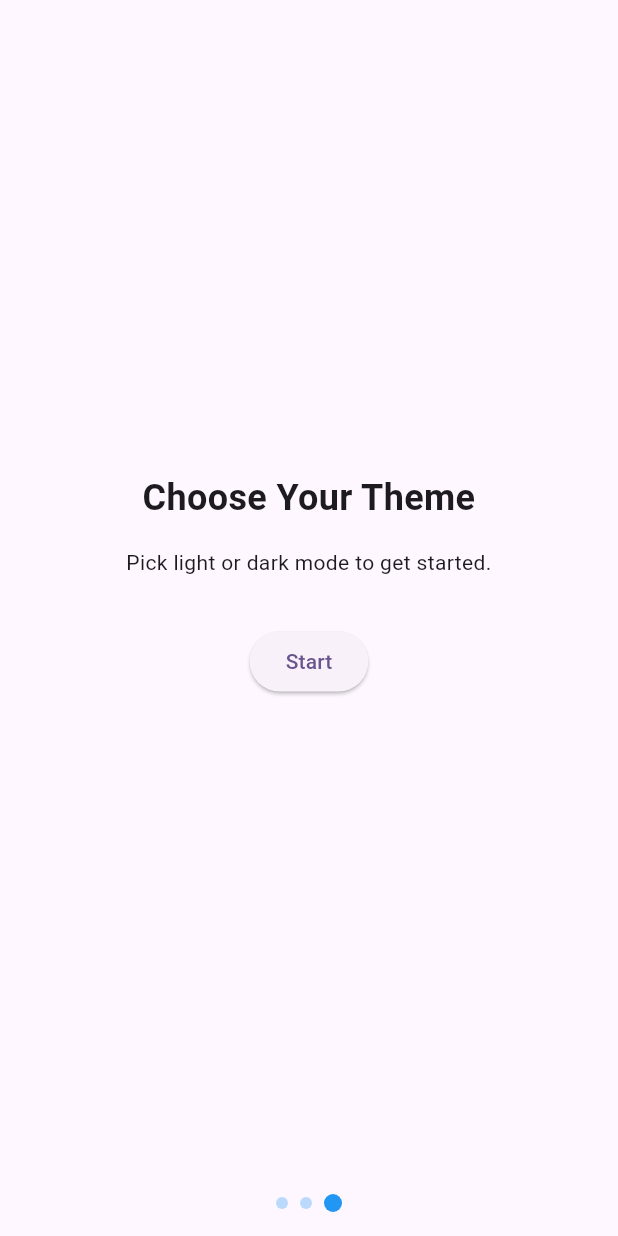
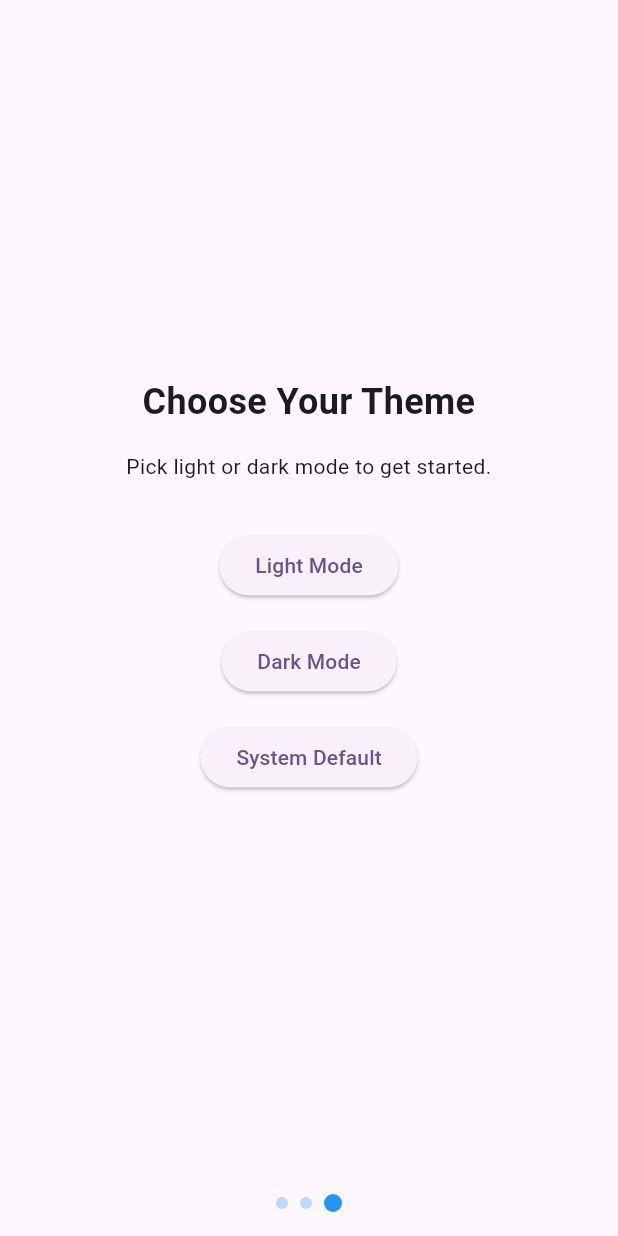
Before and after one commit to Mihir3646/HabitHeroNew, a Flutter app: the screen it shows after launch, swiped to page 3, on a phone screen of 412 x 824 dp. Run offline on Flutter 3.47's test engine with Material 3 defaults, Android fonts, the phone set to English and light mode, and no system bars; our stand-ins replace go_router, shared_preferences.

Commit message:
Add theme selection and onboarding persistence

```diff
--- a/lib/features/onboarding/presentation/pages/intro_page.dart
+++ b/lib/features/onboarding/presentation/pages/intro_page.dart
@@ -48,7 +48,7 @@ class _IntroPageState extends State<IntroPage> {
                   children: [
                     _IntroSlide(onNext: () => _goTo(1)),
                     PrivacyPage(onNext: () => _goTo(2)),
-                    ThemeChoicePage(onStart: () => context.go('/home')),
+                    ThemeChoicePage(onComplete: () => context.go('/home')),
                   ],
                 ),
               ),
--- a/lib/features/onboarding/presentation/pages/theme_choice_page.dart
+++ b/lib/features/onboarding/presentation/pages/theme_choice_page.dart
@@ -1,9 +1,11 @@
 import 'package:flutter/material.dart';
 import 'package:go_router/go_router.dart';
+import 'package:provider/provider.dart';
 
+import '../../../../theme_notifier.dart';
 class ThemeChoicePage extends StatelessWidget {
-  final VoidCallback onStart;
-  const ThemeChoicePage({super.key, required this.onStart});
+  final VoidCallback onComplete;
+  const ThemeChoicePage({super.key, required this.onComplete});
 
   @override
   Widget build(BuildContext context) {
@@ -25,8 +27,30 @@ class ThemeChoicePage extends StatelessWidget {
             ),
             const SizedBox(height: 32),
             ElevatedButton(
-              onPressed: onStart,
-              child: const Text('Start'),
+              onPressed: () {
+                context.read<ThemeNotifier>().setThemeMode(ThemeMode.light);
+                context.read<ThemeNotifier>().completeOnboarding();
+                onComplete();
+              },
+              child: const Text('Light Mode'),
+            ),
+            const SizedBox(height: 16),
+            ElevatedButton(
+              onPressed: () {
+                context.read<ThemeNotifier>().setThemeMode(ThemeMode.dark);
+                context.read<ThemeNotifier>().completeOnboarding();
+                onComplete();
+              },
+              child: const Text('Dark Mode'),
+            ),
+            const SizedBox(height: 16),
+            ElevatedButton(
+              onPressed: () {
+                context.read<ThemeNotifier>().setThemeMode(ThemeMode.system);
+                context.read<ThemeNotifier>().completeOnboarding();
+                onComplete();
+              },
+              child: const Text('System Default'),
             ),
           ],
         ),
--- a/lib/main.dart
+++ b/lib/main.dart
@@ -1,22 +1,48 @@
 import 'package:flutter/material.dart';
+import 'package:go_router/go_router.dart';
+import 'package:provider/provider.dart';
+import 'package:shared_preferences/shared_preferences.dart';
+
 import 'routes/app_pages.dart';
+import 'theme_notifier.dart';
 
-void main() {
-  runApp(const MyApp());
+Future<void> main() async {
+  WidgetsFlutterBinding.ensureInitialized();
+  final prefs = await SharedPreferences.getInstance();
+  final router = createRouter(prefs.getBool('onboarding_complete') ?? false);
+  runApp(MyApp(themeNotifier: ThemeNotifier(prefs), router: router));
 }
 
 class MyApp extends StatelessWidget {
-  const MyApp({super.key});
+  final ThemeNotifier themeNotifier;
+  final GoRouter router;
+
+  const MyApp({super.key, required this.themeNotifier, required this.router});
 
   @override
   Widget build(BuildContext context) {
+    return ChangeNotifierProvider.value(
+      value: themeNotifier,
+      child: Consumer<ThemeNotifier>(
+        builder: (context, notifier, _) {
           return MaterialApp.router(
             title: 'Habit Hero',
             debugShowCheckedModeBanner: false,
             theme: ThemeData(
               colorScheme: ColorScheme.fromSeed(seedColor: Colors.deepPurple),
+              brightness: Brightness.light,
             ),
+            darkTheme: ThemeData(
+              colorScheme: ColorScheme.fromSeed(
+                seedColor: Colors.deepPurple,
+                brightness: Brightness.dark,
+              ),
+            ),
+            themeMode: notifier.themeMode,
             routerConfig: router,
+          );
+        },
+      ),
     );
   }
 }
--- a/lib/routes/app_pages.dart
+++ b/lib/routes/app_pages.dart
@@ -3,12 +3,16 @@ import 'package:go_router/go_router.dart';
 
 import '../features/onboarding/presentation/pages/intro_page.dart';
 
-final GoRouter router = GoRouter(
+GoRouter createRouter(bool onboardingComplete) {
+  return GoRouter(
+    initialLocation: onboardingComplete ? '/home' : '/',
     routes: [
       GoRoute(
         path: '/',
-      builder: (context, state) => const IntroPage(initialPage: 0),
+        builder: (context, state) =>
+            onboardingComplete ? const _PlaceholderHome() : const IntroPage(initialPage: 0),
         routes: [
+          if (!onboardingComplete) ...[
             GoRoute(
               path: 'privacy',
               builder: (context, state) => const IntroPage(initialPage: 1),
@@ -17,6 +21,7 @@ final GoRouter router = GoRouter(
               path: 'theme-choice',
               builder: (context, state) => const IntroPage(initialPage: 2),
             ),
+          ],
           GoRoute(
             path: 'home',
             builder: (context, state) => const _PlaceholderHome(),
@@ -25,6 +30,7 @@ final GoRouter router = GoRouter(
       ),
     ],
   );
+}
 
 class _PlaceholderHome extends StatelessWidget {
   const _PlaceholderHome();
--- /dev/null
+++ b/lib/theme_notifier.dart
@@ -0,0 +1,36 @@
+import 'package:flutter/material.dart';
+import 'package:shared_preferences/shared_preferences.dart';
+
+class ThemeNotifier extends ChangeNotifier {
+  final SharedPreferences prefs;
+  ThemeMode _themeMode;
+
+  ThemeNotifier(this.prefs)
+      : _themeMode = _getThemeModeFromPrefs(prefs);
+
+  ThemeMode get themeMode => _themeMode;
+
+  static ThemeMode _getThemeModeFromPrefs(SharedPreferences prefs) {
+    final str = prefs.getString('theme_mode');
+    switch (str) {
+      case 'light':
+        return ThemeMode.light;
+      case 'dark':
+        return ThemeMode.dark;
+      case 'system':
+        return ThemeMode.system;
+      default:
+        return ThemeMode.system;
+    }
+  }
+
+  void setThemeMode(ThemeMode mode) {
+    _themeMode = mode;
+    prefs.setString('theme_mode', mode.name);
+    notifyListeners();
+  }
+
+  void completeOnboarding() {
+    prefs.setBool('onboarding_complete', true);
+  }
+}
--- a/pubspec.yaml
+++ b/pubspec.yaml
@@ -33,6 +33,7 @@ dependencies:
 
   go_router: ^6.0.0
   provider: ^6.0.0
+  shared_preferences: ^2.2.0
 
   # The following adds the Cupertino Icons font to your application.
   # Use with the CupertinoIcons class for iOS style icons.
```
Also changed, not shown: 1 other file. Lines whose indentation alone changed are shown as unchanged.
